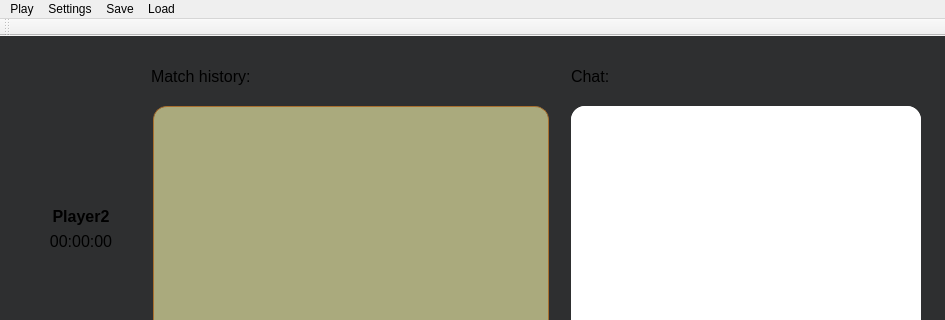
This is windows/mainwindow.ui in redmms/mercury_chess as Qt 5 draws it before an edit; both pictures show x 0 to 945 and y 0 to 320 of the 945 by 700 pixel window. The edited form follows.
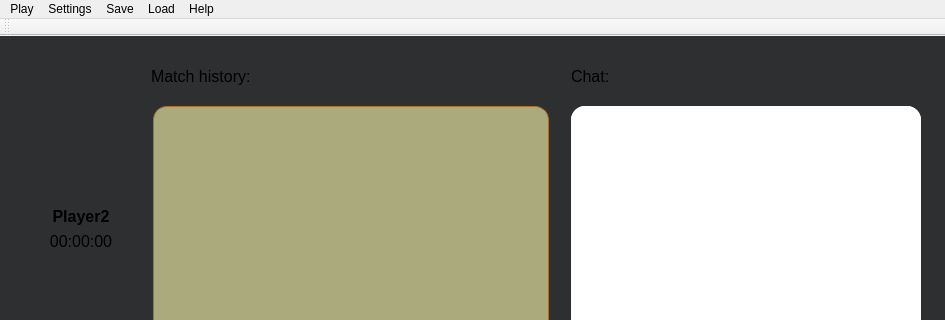
This is the edited form. Icons and pictures are not drawn.

Commit message: Find new places to fix, little cleaning of Validation class

Diff of the .ui file:
```diff
--- a/windows/mainwindow.ui
+++ b/windows/mainwindow.ui
@@ -1203,10 +1203,21 @@
     <addaction name="actionWith_AI"/>
     <addaction name="actionOnline"/>
    </widget>
+   <widget class="QMenu" name="menuHelp">
+    <property name="title">
+     <string>Help</string>
+    </property>
+    <addaction name="actionReport_a_bug"/>
+    <addaction name="actionSend_suggestion"/>
+    <addaction name="actionRules_2"/>
+    <addaction name="separator"/>
+    <addaction name="actionAbout_2"/>
+   </widget>
    <addaction name="menuPlay"/>
    <addaction name="menuSettings"/>
    <addaction name="menuSave"/>
    <addaction name="menuLoad"/>
+   <addaction name="menuHelp"/>
   </widget>
   <widget class="QToolBar" name="mainToolBar">
    <property name="enabled">
```
Left out of the diff: 32 changed lines with no effect on the pictures. The commit also changes 3 other files.
